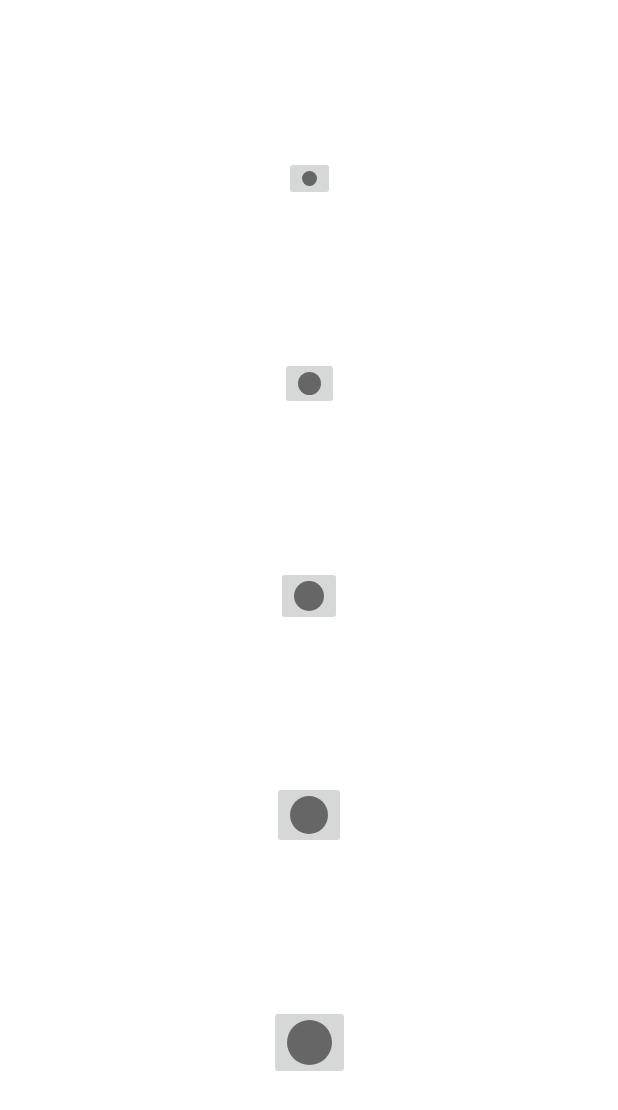
After one commit to denzelbell/QuickSketch, an Android app: the layout dialog_brush_size.xml on its own in the app's theme, with its tools: preview values and no code run, on a phone screen of 412 x 824 dp. The commit adds this screen. Shown: the top 1110 px of the screen. Run offline under Robolectric (Android 15) with nearby library versions, the phone set to English and light mode, and no system bars.

Commit message:
-Added brush sizes

```diff
--- a/app/src/main/java/com/drawbytess/quicksketch/DrawingView.kt
+++ b/app/src/main/java/com/drawbytess/quicksketch/DrawingView.kt
@@ -4,6 +4,7 @@ import android.content.Context
 import android.graphics.*
 import android.graphics.drawable.BitmapDrawable
 import android.util.AttributeSet
+import android.util.TypedValue
 import android.view.MotionEvent
 import android.view.View
 
@@ -30,7 +31,6 @@ class DrawingView(context: Context, attrs: AttributeSet): View(context, attrs) {
         mDrawPaint!!.strokeJoin = Paint.Join.ROUND
         mDrawPaint!!.strokeCap = Paint.Cap.ROUND
         mCanvasPaint = Paint(Paint.DITHER_FLAG)
-        mBrushSize = 20.toFloat()
     }
 
     override fun onSizeChanged(w: Int, h: Int, oldw: Int, oldh: Int) {
@@ -93,6 +93,14 @@ class DrawingView(context: Context, attrs: AttributeSet): View(context, attrs) {
         return true
     }
 
+    // Takes dimension of the screen into account when putting sizes to
+    // the screen
+    fun setSizeForBrush(newSize: Float){
+        mBrushSize = TypedValue.applyDimension(TypedValue.COMPLEX_UNIT_DIP,
+        newSize, resources.displayMetrics)
+        mDrawPaint!!.strokeWidth = mBrushSize
+    }
+
     internal inner class CustomPath(var color: Int,
                                     var brushThickness: Float): Path(){
 
--- a/app/src/main/java/com/drawbytess/quicksketch/MainActivity.kt
+++ b/app/src/main/java/com/drawbytess/quicksketch/MainActivity.kt
@@ -1,13 +1,63 @@
 package com.drawbytess.quicksketch
 
+import android.app.Dialog
 import androidx.appcompat.app.AppCompatActivity
 import android.os.Bundle
 import kotlinx.android.synthetic.main.activity_main.*
+import kotlinx.android.synthetic.main.dialog_brush_size.*
 
 
 class MainActivity : AppCompatActivity() {
     override fun onCreate(savedInstanceState: Bundle?) {
         super.onCreate(savedInstanceState)
         setContentView(R.layout.activity_main)
+
+        drawing_view.setSizeForBrush(20.toFloat())
+
+        // Calls functionality for brush size
+        ib_brush.setOnClickListener{
+            showBrushSizeChooseDialog()
+        }
+    }
+
+    // Sets the paint brush pop up
+    private fun showBrushSizeChooseDialog() {
+        val brushDialog = Dialog(this)
+        brushDialog.setContentView(R.layout.dialog_brush_size)
+        brushDialog.setTitle("Brush Size: ")
+
+        // Set brush size for buttons
+        val smallBtn = brushDialog.ib_small_brush
+        smallBtn.setOnClickListener{
+            drawing_view.setSizeForBrush(10.toFloat())
+            brushDialog.dismiss()
+        }
+
+        val smBtn = brushDialog.ib_smallmedium_brush
+        smBtn.setOnClickListener{
+            drawing_view.setSizeForBrush(15.toFloat())
+            brushDialog.dismiss()
+        }
+
+        val mediumBtn = brushDialog.ib_medium_brush
+        mediumBtn.setOnClickListener{
+            drawing_view.setSizeForBrush(20.toFloat())
+            brushDialog.dismiss()
+        }
+
+        val mlBtn = brushDialog.ib_mediumlarge_brush
+        mlBtn.setOnClickListener{
+            drawing_view.setSizeForBrush(25.toFloat())
+            brushDialog.dismiss()
+        }
+
+        val largeBtn = brushDialog.ib_large_brush
+        largeBtn.setOnClickListener{
+            drawing_view.setSizeForBrush(30.toFloat())
+            brushDialog.dismiss()
+        }
+
+
+        brushDialog.show()
     }
 }
--- /dev/null
+++ b/app/src/main/res/drawable/large.xml
@@ -0,0 +1,17 @@
+<?xml version="1.0" encoding="utf-8"?>
+<shape
+    xmlns:android="http://schemas.android.com/apk/res/android"
+    android:dither="true"
+    android:shape="oval"
+    >
+
+    <size
+        android:height="30dp"
+        android:width="30dp"
+        />
+
+    <solid
+        android:color="#FF666666"
+        />
+
+</shape>
--- /dev/null
+++ b/app/src/main/res/drawable/medium.xml
@@ -0,0 +1,17 @@
+<?xml version="1.0" encoding="utf-8"?>
+<shape
+    xmlns:android="http://schemas.android.com/apk/res/android"
+    android:dither="true"
+    android:shape="oval"
+    >
+
+    <size
+        android:height="20dp"
+        android:width="20dp"
+        />
+
+    <solid
+        android:color="#FF666666"
+        />
+
+</shape>
--- /dev/null
+++ b/app/src/main/res/drawable/mediumlarge.xml
@@ -0,0 +1,17 @@
+<?xml version="1.0" encoding="utf-8"?>
+<shape
+    xmlns:android="http://schemas.android.com/apk/res/android"
+    android:dither="true"
+    android:shape="oval"
+    >
+
+    <size
+        android:height="25dp"
+        android:width="25dp"
+        />
+
+    <solid
+        android:color="#FF666666"
+        />
+
+</shape>
--- /dev/null
+++ b/app/src/main/res/drawable/small.xml
@@ -0,0 +1,17 @@
+<?xml version="1.0" encoding="utf-8"?>
+<shape
+    xmlns:android="http://schemas.android.com/apk/res/android"
+    android:dither="true"
+    android:shape="oval"
+    >
+
+    <size
+        android:height="10dp"
+        android:width="10dp"
+        />
+
+    <solid
+        android:color="#FF666666"
+        />
+
+</shape>
--- /dev/null
+++ b/app/src/main/res/drawable/smallmedium.xml
@@ -0,0 +1,17 @@
+<?xml version="1.0" encoding="utf-8"?>
+<shape
+    xmlns:android="http://schemas.android.com/apk/res/android"
+    android:dither="true"
+    android:shape="oval"
+    >
+
+    <size
+        android:height="15dp"
+        android:width="15dp"
+        />
+
+    <solid
+        android:color="#FF666666"
+        />
+
+</shape>
--- a/app/src/main/res/layout/activity_main.xml
+++ b/app/src/main/res/layout/activity_main.xml
@@ -12,11 +12,25 @@
         android:layout_width="0dp"
         android:layout_height="0dp"
         android:layout_margin="5dp"
+        android:layout_marginBottom="80dp"
         android:background="@drawable/background_drawing_view_layout"
-        app:layout_constraintBottom_toBottomOf="parent"
+        app:layout_constraintTop_toTopOf="parent"
         app:layout_constraintLeft_toLeftOf="parent"
         app:layout_constraintRight_toRightOf="parent"
-        app:layout_constraintTop_toTopOf="parent"
+        app:layout_constraintBottom_toTopOf="@+id/ib_brush"
         />
 
+    <ImageButton
+        android:id="@+id/ib_brush"
+        android:layout_width="50dp"
+        android:layout_height="50dp"
+        android:src="@drawable/ic_brush"
+        android:contentDescription="brush_image"
+        android:scaleType="fitXY"
+        android:layout_margin="5dp"
+        app:layout_constraintLeft_toLeftOf="parent"
+        app:layout_constraintRight_toRightOf="parent"
+        app:layout_constraintBottom_toBottomOf="parent"
+
+        />
 </androidx.constraintlayout.widget.ConstraintLayout>
--- /dev/null
+++ b/app/src/main/res/layout/dialog_brush_size.xml
@@ -0,0 +1,71 @@
+<?xml version="1.0" encoding="utf-8"?>
+<androidx.constraintlayout.widget.ConstraintLayout xmlns:android="http://schemas.android.com/apk/res/android"
+    android:layout_width="match_parent"
+    android:layout_height="match_parent"
+    xmlns:app="http://schemas.android.com/apk/res-auto"
+    android:gravity="center"
+    android:orientation="vertical"
+    >
+
+    <ImageButton
+        android:id="@+id/ib_small_brush"
+        android:layout_width="wrap_content"
+        android:layout_height="wrap_content"
+        android:contentDescription="Image_small"
+        android:src="@drawable/small"
+        app:layout_constraintTop_toTopOf="parent"
+        app:layout_constraintLeft_toLeftOf="parent"
+        app:layout_constraintRight_toRightOf="parent"
+        app:layout_constraintBottom_toTopOf="@+id/ib_smallmedium_brush"
+        />
+
+    <ImageButton
+        android:id="@+id/ib_smallmedium_brush"
+        android:layout_width="wrap_content"
+        android:layout_height="wrap_content"
+        android:contentDescription="Image_smallmedium"
+        android:src="@drawable/smallmedium"
+        app:layout_constraintTop_toBottomOf="@id/ib_small_brush"
+        app:layout_constraintLeft_toLeftOf="parent"
+        app:layout_constraintRight_toRightOf="parent"
+        app:layout_constraintBottom_toTopOf="@+id/ib_medium_brush"
+        />
+
+    <ImageButton
+        android:id="@+id/ib_medium_brush"
+        android:layout_width="wrap_content"
+        android:layout_height="wrap_content"
+        android:contentDescription="Image_medium"
+        android:src="@drawable/medium"
+        app:layout_constraintTop_toBottomOf="@id/ib_smallmedium_brush"
+        app:layout_constraintLeft_toLeftOf="parent"
+        app:layout_constraintRight_toRightOf="parent"
+        app:layout_constraintBottom_toTopOf="@+id/ib_mediumlarge_brush"
+        />
+
+    <ImageButton
+        android:id="@+id/ib_mediumlarge_brush"
+        android:layout_width="wrap_content"
+        android:layout_height="wrap_content"
+        android:contentDescription="Image_mediumlarge"
+        android:src="@drawable/mediumlarge"
+        app:layout_constraintTop_toBottomOf="@id/ib_medium_brush"
+        app:layout_constraintLeft_toLeftOf="parent"
+        app:layout_constraintRight_toRightOf="parent"
+        app:layout_constraintBottom_toTopOf="@+id/ib_large_brush"
+        />
+
+    <ImageButton
+        android:id="@+id/ib_large_brush"
+        android:layout_width="wrap_content"
+        android:layout_height="wrap_content"
+        android:contentDescription="Image_large"
+        android:src="@drawable/large"
+        app:layout_constraintTop_toBottomOf="@id/ib_mediumlarge_brush"
+        app:layout_constraintLeft_toLeftOf="parent"
+        app:layout_constraintRight_toRightOf="parent"
+        app:layout_constraintBottom_toBottomOf="parent"
+        />
+
+
+</androidx.constraintlayout.widget.ConstraintLayout>
```
Also changed, not shown: app/src/main/res/drawable/ic_brush.png (added).
